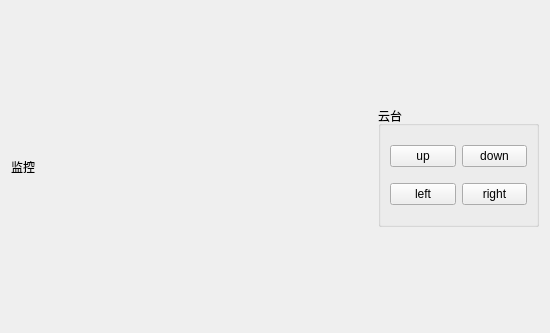
Qt form ui/ui_video.ui (CNPolaris/usv_station) before a commit.
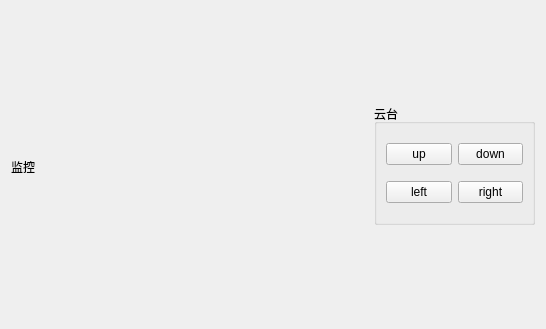
The same form after that commit.

Commit message: perf:优化布局

What changed in the file:
```diff
--- a/ui/ui_video.ui
+++ b/ui/ui_video.ui
@@ -10,6 +10,12 @@
     <height>329</height>
    </rect>
   </property>
+  <property name="minimumSize">
+   <size>
+    <width>546</width>
+    <height>329</height>
+   </size>
+  </property>
   <property name="windowTitle">
    <string>Form</string>
   </property>
```
The commit also changes 7 other files.
